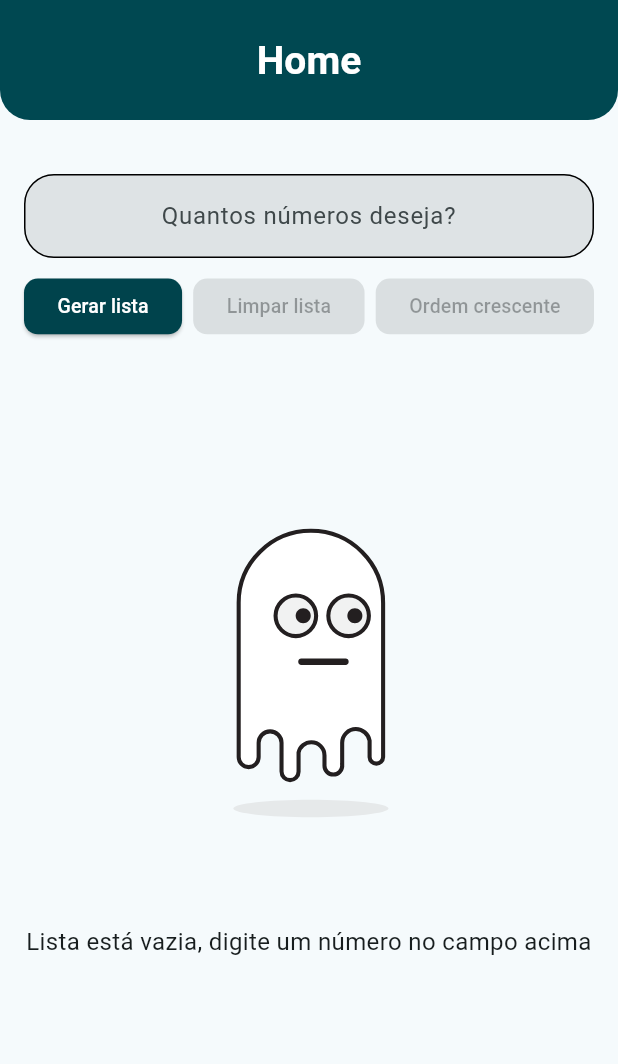
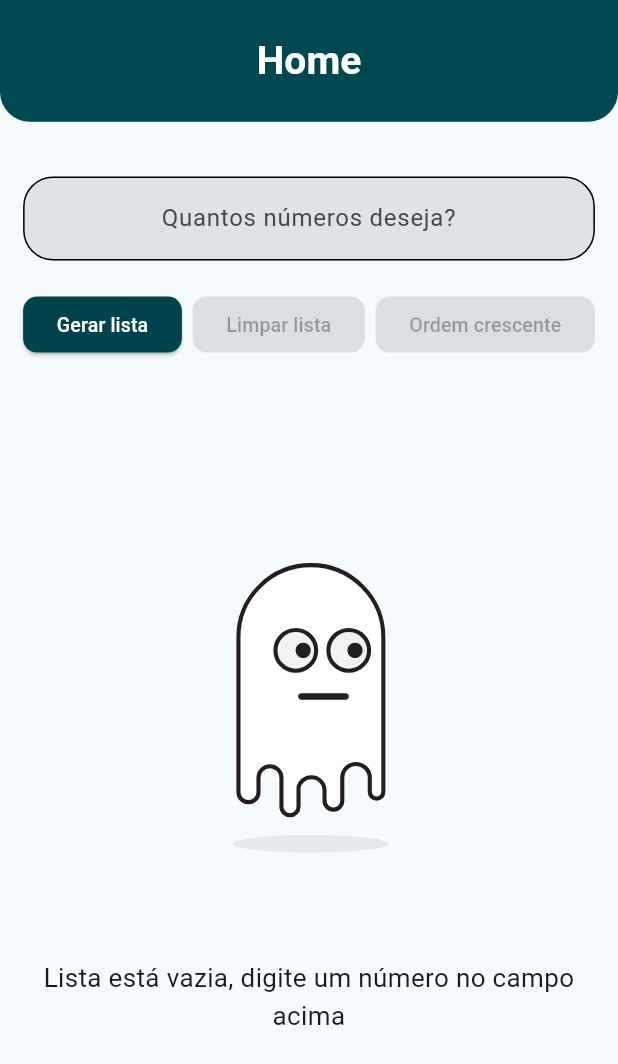
Before and after one commit to Carlos-Menezes94/app_case, a Flutter app: the screen it shows after launch, on a phone screen of 412 x 824 dp. Shown: the top 1064 px of the screen. Run offline on Flutter 3.47's test engine with Material 3 defaults, Android fonts, the phone set to English and light mode, and no system bars; our stand-ins replace flutter_screenutil, get_it, lottie; Roboto replaces fonts that are missing (Montserrat).

Commit message:
added ButtonsHomeWidget to homepage, starting ScreenUtil, using responsiveness layout in UI, removed commented code

```diff
--- a/lib/app/ui/home/pages/home_page.dart
+++ b/lib/app/ui/home/pages/home_page.dart
@@ -1,5 +1,6 @@
 import 'package:app_random_numbers/app/core/screen_utility_mixin.dart';
 import 'package:app_random_numbers/app/ui/home/controllers/home_controller.dart';
+import 'package:app_random_numbers/app/ui/home/widgets/buttons_home_widget.dart';
 import 'package:flutter/material.dart';
 import 'package:get_it/get_it.dart';
 import 'package:lottie/lottie.dart';
@@ -51,7 +52,7 @@ class _HomePageState extends State<HomePage> with ScreenUtilityMixin {
       },
       child: Scaffold(
         appBar: AppBar(
-          toolbarHeight: 80,
+          toolbarHeight: setHeight(80),
           title: const Center(
             child: Text('Home'),
           ),
@@ -60,10 +61,11 @@ class _HomePageState extends State<HomePage> with ScreenUtilityMixin {
           valueListenable: _controller.homeStore.storeState,
           builder: (BuildContext context, state, Widget? child) {
             return Padding(
-              padding: const EdgeInsets.symmetric(horizontal: 16, vertical: 16),
+              padding: EdgeInsets.symmetric(
+                  horizontal: setWidth(16), vertical: setHeight(16)),
               child: Column(
                 children: [
-                  const SizedBox(height: 20),
+                  SizedBox(height: setHeight(20)),
                   TextFormField(
                     onFieldSubmitted: (value) {
                       _controller.getListNumbersRandom(numberCount: value);
@@ -76,41 +78,19 @@ class _HomePageState extends State<HomePage> with ScreenUtilityMixin {
                     decoration: InputDecoration(
                       hintText: 'Quantos números deseja?',
                       border: OutlineInputBorder(
-                        borderRadius: BorderRadius.circular(30.0),
+                        borderRadius: BorderRadius.circular(setRadius(30)),
                         borderSide:
-                            const BorderSide(color: Colors.blue, width: 2.0),
+                            BorderSide(color: Colors.blue, width: setWidth(2)),
                       ),
                     ),
                   ),
-                  const SizedBox(height: 10),
+                  SizedBox(height: setHeight(20)),
                   FittedBox(
                     child: Row(
                       mainAxisAlignment: MainAxisAlignment.center,
                       children: [
-                        ElevatedButton(
-                          style: ElevatedButton.styleFrom(
-                            backgroundColor: const Color(0xFF00434C),
-                          ),
-                          onPressed: () {
-                            _controller.getListNumbersRandom(
-                                numberCount:
-                                    _controller.homeStore.storeQaunt.value);
-                          },
-                          child: const Text('Gerar lista'),
-                        ),
-                        const SizedBox(width: 8),
-                        ElevatedButton(
-                          style: ElevatedButton.styleFrom(
-                              backgroundColor: const Color(0xFF00434C)),
-                          onPressed: _controller.homeStore
-                                  .storeListRandomNumbers.value.isNotEmpty
-                              ? () {
-                                  _controller.clearListRandomNumbers();
-                                }
-                              : null,
-                          child: const Text('Limpar lista'),
-                        ),
-                        const SizedBox(width: 8),
+                        const ButtonsHomeWidget(),
+                        SizedBox(width: setWidth(8)),
                         ElevatedButton(
                           style: ElevatedButton.styleFrom(
                               backgroundColor: const Color(0xFF00434C)),
@@ -125,7 +105,7 @@ class _HomePageState extends State<HomePage> with ScreenUtilityMixin {
                       ],
                     ),
                   ),
-                  const SizedBox(height: 10),
+                  SizedBox(height: setHeight(20)),
                   _controller.homeStore.storeState.value.isLoading()
                       ? const CircularProgressIndicator(
                           backgroundColor: Color(0xFF00434C),
@@ -141,10 +121,10 @@ class _HomePageState extends State<HomePage> with ScreenUtilityMixin {
                                       fit: BoxFit.contain,
                                     ),
                                   ),
-                                  const Text(
+                                  Text(
                                     'Lista está vazia, digite um número no campo acima',
                                     textAlign: TextAlign.center,
-                                    style: TextStyle(fontSize: 16),
+                                    style: TextStyle(fontSize: setFontSize(18)),
                                   ),
                                 ],
                               ),
@@ -187,8 +167,8 @@ class _HomePageState extends State<HomePage> with ScreenUtilityMixin {
                                             enableFeedback: true,
                                             title: Text(
                                               'Número - ${_controller.homeStore.storeListRandomNumbers.value[index]}',
-                                              style:
-                                                  const TextStyle(fontSize: 24),
+                                              style: TextStyle(
+                                                  fontSize: setFontSize(24)),
                                             ),
                                           ),
                                         );
--- a/lib/app/ui/home/widgets/buttons_home_widget.dart
+++ b/lib/app/ui/home/widgets/buttons_home_widget.dart
@@ -1,3 +1,4 @@
+import 'package:app_random_numbers/app/core/screen_utility_mixin.dart';
 import 'package:app_random_numbers/app/ui/home/controllers/home_controller.dart';
 import 'package:flutter/material.dart';
 import 'package:get_it/get_it.dart';
@@ -9,11 +10,14 @@ class ButtonsHomeWidget extends StatefulWidget {
   State<ButtonsHomeWidget> createState() => _ButtonsHomeWidgetState();
 }
 
-class _ButtonsHomeWidgetState extends State<ButtonsHomeWidget> {
+class _ButtonsHomeWidgetState extends State<ButtonsHomeWidget>
+    with ScreenUtilityMixin {
   final HomeController _controller = GetIt.I.get<HomeController>();
 
   @override
   Widget build(BuildContext context) {
+    final spaceBetweenButtons = SizedBox(width: setWidth(8));
+
     return ValueListenableBuilder(
         valueListenable: _controller.homeStore.storeListRandomNumbers,
         builder: (BuildContext context, state, Widget? child) {
@@ -31,7 +35,7 @@ class _ButtonsHomeWidgetState extends State<ButtonsHomeWidget> {
                   },
                   child: const Text('Gerar lista'),
                 ),
-                const SizedBox(width: 8),
+                spaceBetweenButtons,
                 ElevatedButton(
                   style: ElevatedButton.styleFrom(
                       backgroundColor: const Color(0xFF00434C)),
@@ -43,18 +47,6 @@ class _ButtonsHomeWidgetState extends State<ButtonsHomeWidget> {
                       : null,
                   child: const Text('Limpar lista'),
                 ),
-                const SizedBox(width: 8),
-                ElevatedButton(
-                  style: ElevatedButton.styleFrom(
-                      backgroundColor: const Color(0xFF00434C)),
-                  onPressed: _controller
-                          .homeStore.storeListRandomNumbers.value.isNotEmpty
-                      ? () {
-                          _controller.sortRandomNumbers();
-                        }
-                      : null,
-                  child: const Text('Ordem crescente'),
-                ),
               ],
             ),
           );
--- a/lib/main.dart
+++ b/lib/main.dart
@@ -2,6 +2,7 @@ import 'package:app_random_numbers/app/core/dependency_injector/dependecy_inject
 import 'package:app_random_numbers/app/core/themes/theme_config.dart';
 import 'package:app_random_numbers/app/ui/home/pages/home_page.dart';
 import 'package:flutter/material.dart';
+import 'package:flutter_screenutil/flutter_screenutil.dart';
 
 void main() {
   DependecyInjector.start();
@@ -13,93 +14,15 @@ class MyApp extends StatelessWidget {
 
   @override
   Widget build(BuildContext context) {
-    return MaterialApp(
-      initialRoute: '/',
-      theme: ThemeConfig.theme,
-      routes: {
-        '/': (context) => const HomePage(),
-      },
+    return ScreenUtilInit(
+      designSize: const Size(428, 812),
+      child: MaterialApp(
+        initialRoute: '/',
+        theme: ThemeConfig.theme,
+        routes: {
+          '/': (context) => const HomePage(),
+        },
+      ),
     );
   }
 }
-
-// class HomeScreen extends StatelessWidget {
-//   @override
-//   Widget build(BuildContext context) {
-//     return Scaffold(
-//       appBar: AppBar(
-//         title: const Text('Tela Inicial'),
-//       ),
-//       body: Center(
-//         child: Column(
-//           mainAxisAlignment: MainAxisAlignment.center,
-//           children: <Widget>[
-//             const Text('Bem-vindo à Tela Inicial!'),
-//             ElevatedButton(
-//               onPressed: () {
-//                 Navigator.pushNamed(context, '/second');
-//               },
-//               child: const Text('Ir para a Segunda Tela'),
-//             ),
-//             ElevatedButton(
-//               onPressed: () {
-//                 Navigator.pushNamed(context, '/third');
-//               },
-//               child: const Text('Ir para a Terceira Tela'),
-//             ),
-//           ],
-//         ),
-//       ),
-//     );
-//   }
-// }
-
-// class SecondScreen extends StatelessWidget {
-//   @override
-//   Widget build(BuildContext context) {
-//     return Scaffold(
-//       appBar: AppBar(
-//         title: const Text('Segunda Tela'),
-//       ),
-//       body: Center(
-//         child: Column(
-//           mainAxisAlignment: MainAxisAlignment.center,
-//           children: <Widget>[
-//             const Text('Esta é a Segunda Tela!'),
-//             ElevatedButton(
-//               onPressed: () {
-//                 Navigator.pop(context); // Volta para a Tela Inicial
-//               },
-//               child: const Text('Voltar para a Tela Inicial'),
-//             ),
-//           ],
-//         ),
-//       ),
-//     );
-//   }
-// }
-
-// class ThirdScreen extends StatelessWidget {
-//   @override
-//   Widget build(BuildContext context) {
-//     return Scaffold(
-//       appBar: AppBar(
-//         title: const Text('Terceira Tela'),
-//       ),
-//       body: Center(
-//         child: Column(
-//           mainAxisAlignment: MainAxisAlignment.center,
-//           children: <Widget>[
-//             const Text('Esta é a Terceira Tela!'),
-//             ElevatedButton(
-//               onPressed: () {
-//                 Navigator.pop(context); // Volta para a Tela Inicial
-//               },
-//               child: const Text('Voltar para a Tela Inicial'),
-//             ),
-//           ],
-//         ),
-//       ),
-//     );
-//   }
-// }
```
